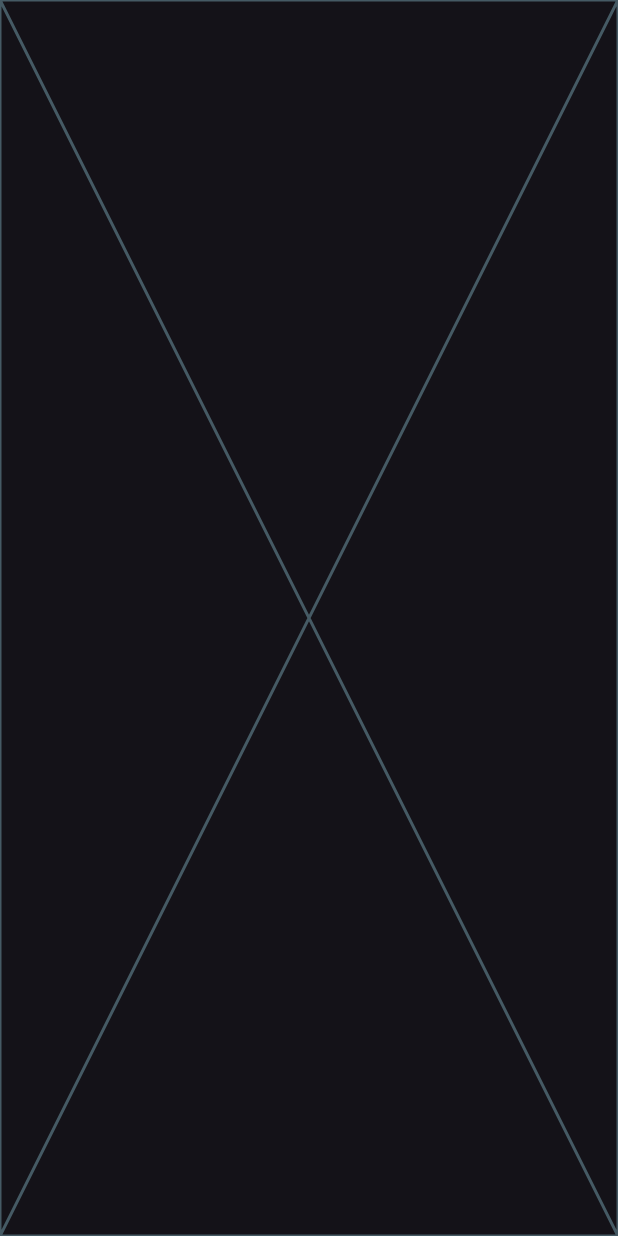
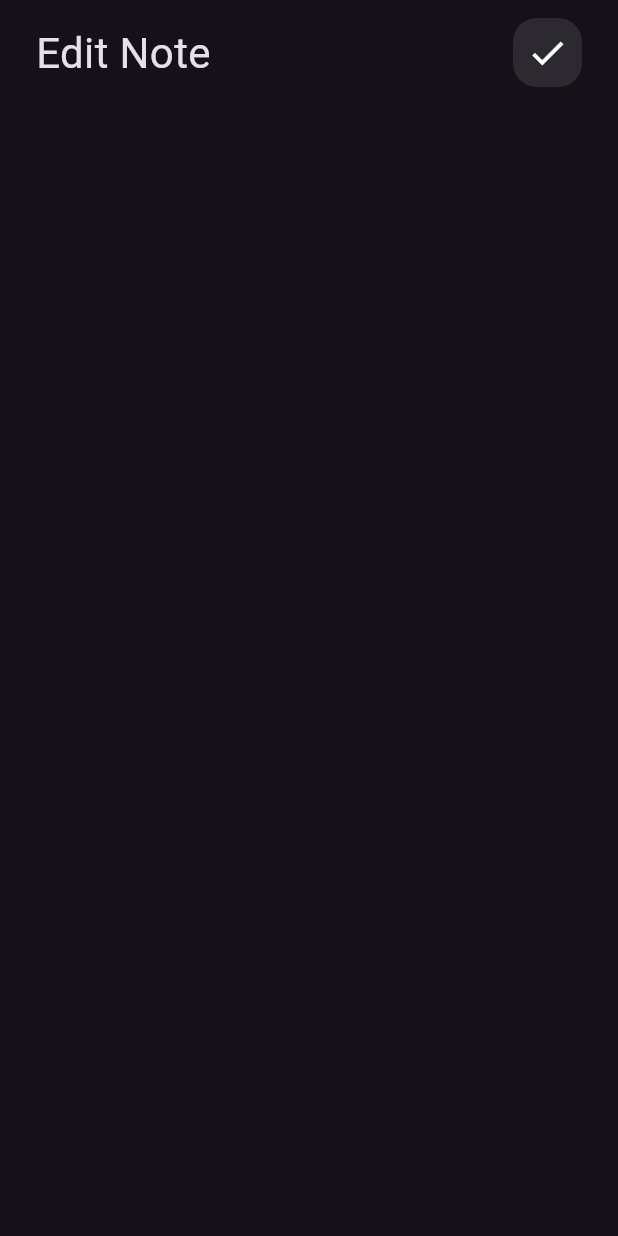
Before and after one commit to omarhelmy2004/notes_app, a Flutter app: the screen it shows after launch, after a tap on "Flutter Tips", on a phone screen of 412 x 824 dp. Run offline on Flutter 3.47's test engine with Material 3 defaults, Android fonts, the phone set to English and light mode, and no system bars.

Commit message:
Add custom app bar to edit note view

```diff
--- a/lib/views/widgets/custom_app_bar.dart
+++ b/lib/views/widgets/custom_app_bar.dart
@@ -2,18 +2,21 @@ import 'package:flutter/material.dart';
 import 'package:notes_app/views/widgets/custom_search_icon.dart';
 
 class CustomAppBar extends StatelessWidget {
-  const CustomAppBar({super.key});
-
+  const CustomAppBar({super.key, required this.title, required this.icon});
+  final String title;
+  final IconData icon;
   @override
   Widget build(BuildContext context) {
-    return const Row(
+    return Row(
       mainAxisAlignment: MainAxisAlignment.spaceBetween,
       children: [
         Text(
-          'Notes',
-          style: TextStyle(fontSize: 28),
+          title,
+          style: const TextStyle(fontSize: 28),
         ),
-        CustomSearchIcon(),
+        CustomSearchIcon(
+          icon: icon,
+        ),
       ],
     );
   }
--- a/lib/views/widgets/custom_search_icon.dart
+++ b/lib/views/widgets/custom_search_icon.dart
@@ -1,8 +1,8 @@
 import 'package:flutter/material.dart';
 
 class CustomSearchIcon extends StatelessWidget {
-  const CustomSearchIcon({super.key});
-
+  const CustomSearchIcon({super.key, required this.icon});
+  final IconData icon;
   @override
   Widget build(BuildContext context) {
     return Container(
@@ -11,9 +11,9 @@ class CustomSearchIcon extends StatelessWidget {
       decoration: BoxDecoration(
           color: Colors.white.withOpacity(.1),
           borderRadius: BorderRadius.circular(16)),
-      child: const Center(
+      child: Center(
           child: Icon(
-        Icons.search,
+        icon,
         size: 28,
       )),
     );
--- a/lib/views/widgets/edit_note_view_body.dart
+++ b/lib/views/widgets/edit_note_view_body.dart
@@ -1,10 +1,24 @@
 import 'package:flutter/material.dart';
+import 'package:notes_app/views/widgets/custom_app_bar.dart';
 
 class EditNoteViewBody extends StatelessWidget {
   const EditNoteViewBody({super.key});
 
   @override
   Widget build(BuildContext context) {
-    return const Placeholder();
+    return const Padding(
+      padding: EdgeInsets.symmetric(horizontal: 24),
+      child: Column(
+        children: [
+          SizedBox(
+            height: 12,
+          ),
+          CustomAppBar(
+            title: 'Edit Note',
+            icon: Icons.check,
+          ),
+        ],
+      ),
+    );
   }
 }
--- a/lib/views/widgets/notes_view_body.dart
+++ b/lib/views/widgets/notes_view_body.dart
@@ -1,5 +1,4 @@
 import 'package:flutter/material.dart';
-import 'package:flutter/widgets.dart';
 import 'package:notes_app/views/widgets/custom_app_bar.dart';
 import 'package:notes_app/views/widgets/notes_list_view.dart';
 
@@ -15,7 +14,10 @@ class NotesViewBody extends StatelessWidget {
           SizedBox(
             height: 12,
           ),
-          CustomAppBar(),
+          CustomAppBar(
+            title: 'Notes',
+            icon: Icons.search,
+          ),
           Expanded(child: NotesListView()),
         ],
       ),
```
